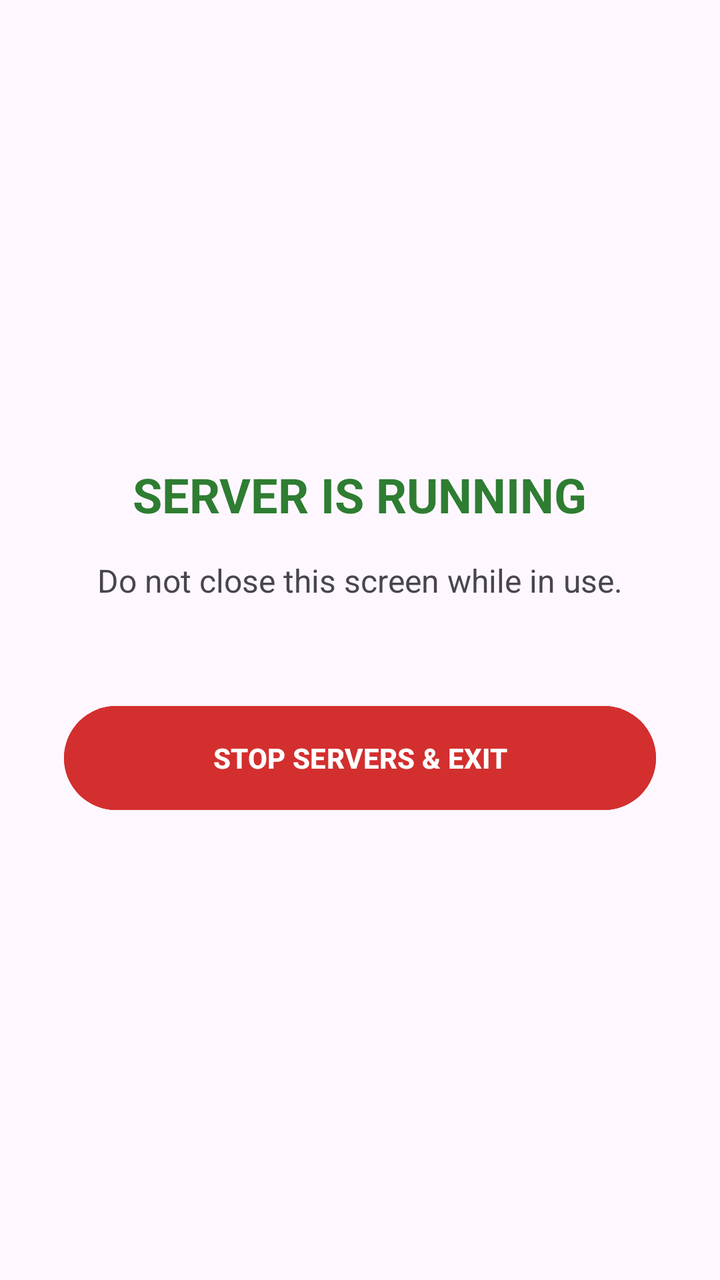
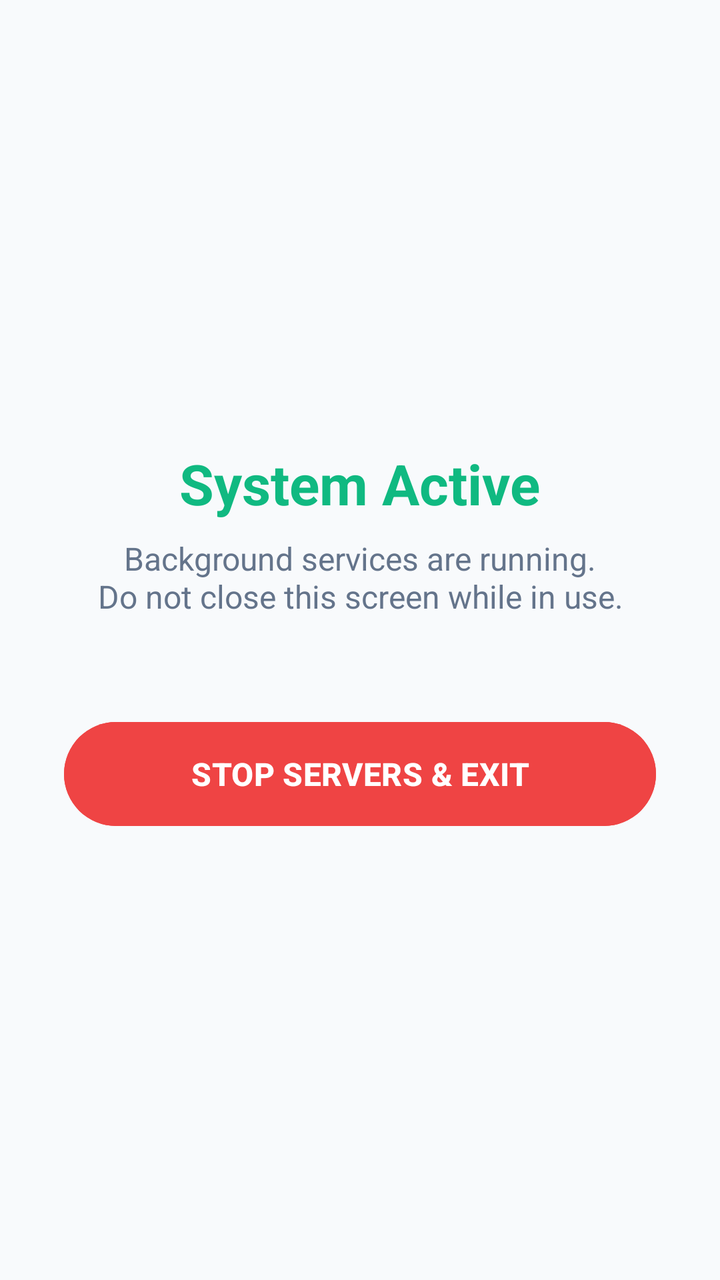

Compare the two renders of this Android layout. The source of the first and the diff that turns it into the second are given below.
<!-- AndroidManifest.xml: application theme Theme.RoomCallingSystem -->
<!-- res/layout/activity_server.xml -->
<?xml version="1.0" encoding="utf-8"?>
<LinearLayout xmlns:android="http://schemas.android.com/apk/res/android"
    android:layout_width="match_parent"
    android:layout_height="match_parent"
    android:gravity="center"
    android:orientation="vertical"
    android:padding="32dp">

    <TextView
        android:layout_width="wrap_content"
        android:layout_height="wrap_content"
        android:text="SERVER IS RUNNING"
        android:textColor="#2E7D32"
        android:textSize="24sp"
        android:textStyle="bold"
        android:layout_marginBottom="16dp"/>

    <TextView
        android:layout_width="wrap_content"
        android:layout_height="wrap_content"
        android:text="Do not close this screen while in use."
        android:textSize="16sp"
        android:layout_marginBottom="48dp"/>

    <Button
        android:id="@+id/btnStopServer"
        android:layout_width="match_parent"
        android:layout_height="60dp"
        android:backgroundTint="#D32F2F"
        android:textColor="#FFFFFF"
        android:text="STOP SERVERS &amp; EXIT"
        android:textStyle="bold"/>

</LinearLayout>
<!-- resources referenced by this layout -->
<resources>
  <style name="Theme.RoomCallingSystem" parent="Base.Theme.RoomCallingSystem" />
  <style name="Base.Theme.RoomCallingSystem" parent="Theme.Material3.DayNight.NoActionBar">
          
          
      </style>
</resources>

<!-- the commit's change to res/layout/activity_server.xml (unified diff, before → after) -->
@@ -4,31 +4,35 @@
     android:layout_height="match_parent"
     android:gravity="center"
     android:orientation="vertical"
-    android:padding="32dp">
+    android:padding="32dp"
+    android:background="#F8FAFC">
 
     <TextView
         android:layout_width="wrap_content"
         android:layout_height="wrap_content"
-        android:text="SERVER IS RUNNING"
-        android:textColor="#2E7D32"
-        android:textSize="24sp"
+        android:text="System Active"
+        android:textColor="#10B981"
+        android:textSize="28sp"
         android:textStyle="bold"
-        android:layout_marginBottom="16dp"/>
+        android:layout_marginBottom="8dp"/>
 
     <TextView
         android:layout_width="wrap_content"
         android:layout_height="wrap_content"
-        android:text="Do not close this screen while in use."
+        android:text="Background services are running.\nDo not close this screen while in use."
+        android:textColor="#64748B"
         android:textSize="16sp"
-        android:layout_marginBottom="48dp"/>
+        android:layout_marginBottom="48dp"
+        android:textAlignment="center"/>
 
     <Button
         android:id="@+id/btnStopServer"
         android:layout_width="match_parent"
         android:layout_height="60dp"
-        android:backgroundTint="#D32F2F"
+        android:backgroundTint="#EF4444"
         android:textColor="#FFFFFF"
         android:text="STOP SERVERS &amp; EXIT"
+        android:textSize="16sp"
         android:textStyle="bold"/>
 
 </LinearLayout>
